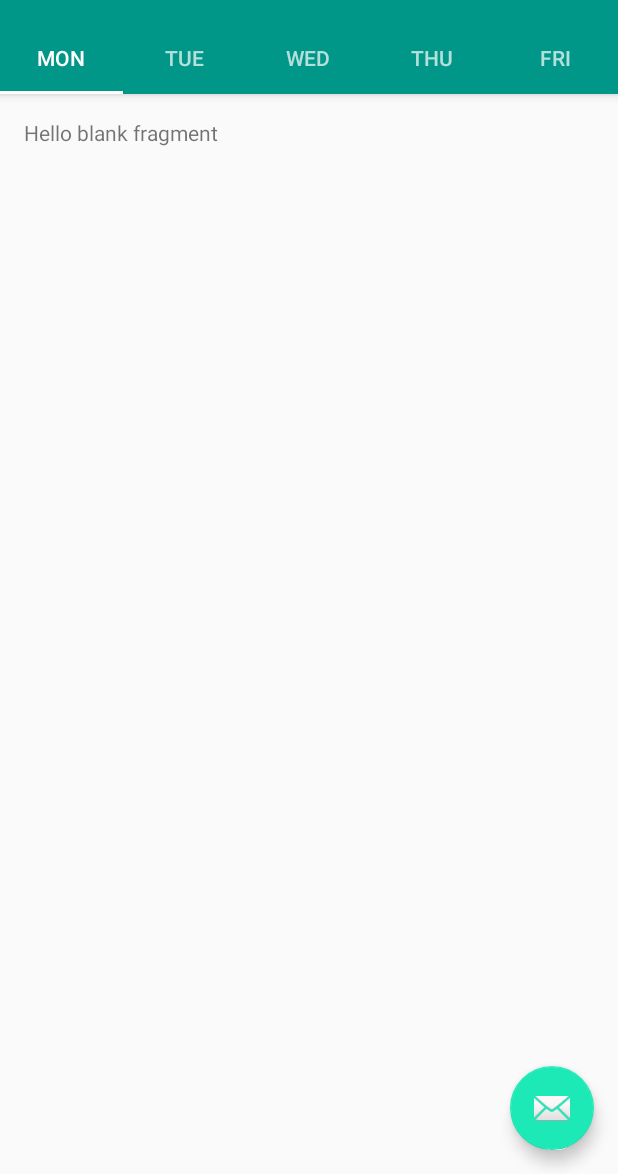
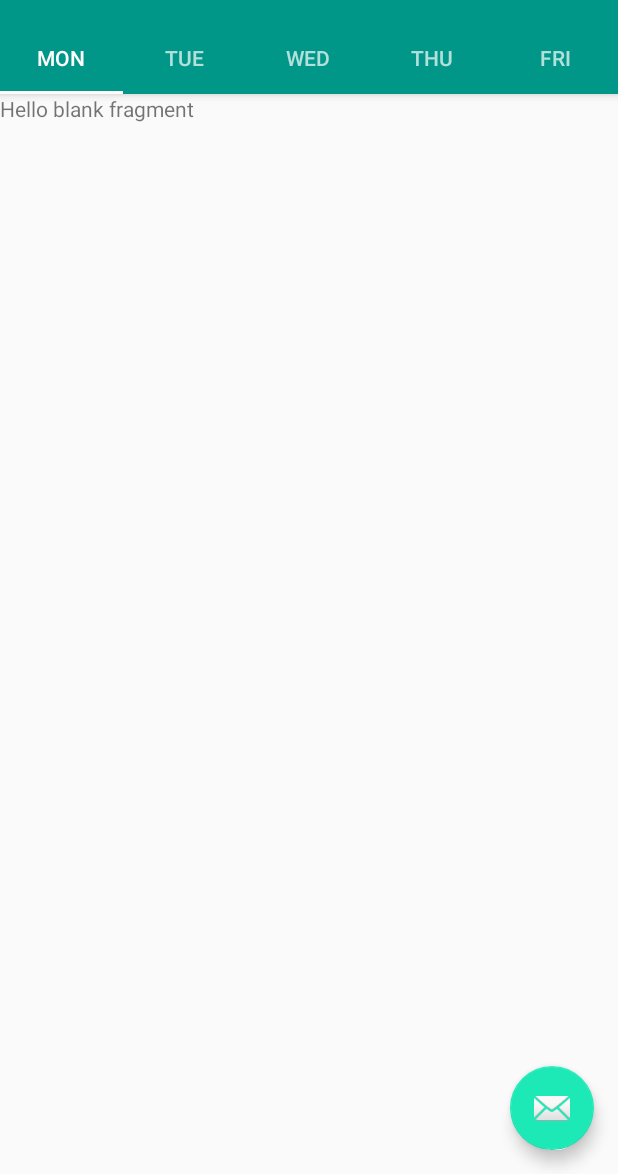
Before and after one commit to ALI-Team/ALI-Schema-Android-, an Android app: the screen it shows after launch (MainActivity), on a phone screen of 412 x 824 dp, the part 62-1236 px from its top. Run offline under Robolectric (Android 15) with nearby library versions, the phone set to English and light mode, and no system bars.

Commit message:
Removed padding and increased size of icon in navigation

```diff
--- a/ALI-Schema/app/src/main/res/drawable/ic_today_black_24dp.xml
+++ b/ALI-Schema/app/src/main/res/drawable/ic_today_black_24dp.xml
@@ -1,6 +1,6 @@
 <vector xmlns:android="http://schemas.android.com/apk/res/android"
-        android:width="24dp"
-        android:height="24dp"
+        android:width="48dp"
+        android:height="48dp"
         android:viewportWidth="24.0"
         android:viewportHeight="24.0">
     <path
--- a/ALI-Schema/app/src/main/res/layout/content_main.xml
+++ b/ALI-Schema/app/src/main/res/layout/content_main.xml
@@ -5,10 +5,6 @@
     android:id="@+id/content_main"
     android:layout_width="match_parent"
     android:layout_height="match_parent"
-    android:paddingBottom="@dimen/activity_vertical_margin"
-    android:paddingLeft="@dimen/activity_horizontal_margin"
-    android:paddingRight="@dimen/activity_horizontal_margin"
-    android:paddingTop="@dimen/activity_vertical_margin"
     app:layout_behavior="@string/appbar_scrolling_view_behavior"
     tools:context="am.aliteam.ali_schema.MainActivity"
     tools:showIn="@layout/app_bar_main">
```
